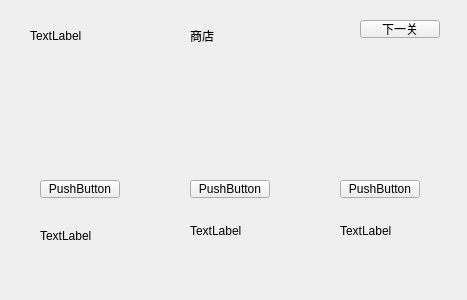
fatty-belly/QT-goldMiner, file goldMiner/shop.ui: the form before one commit.
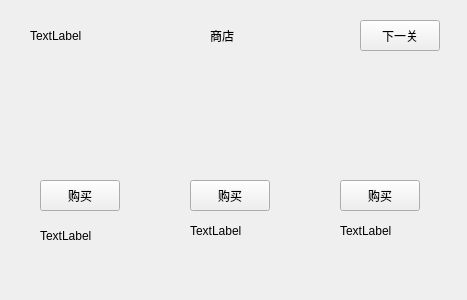
The form after the commit.

Diff of the .ui file:
```diff
--- a/goldMiner/shop.ui
+++ b/goldMiner/shop.ui
@@ -19,11 +19,11 @@
      <x>40</x>
      <y>180</y>
      <width>80</width>
-     <height>18</height>
+     <height>31</height>
     </rect>
    </property>
    <property name="text">
-    <string>PushButton</string>
+    <string>购买</string>
    </property>
   </widget>
   <widget class="QPushButton" name="pushButton_2">
@@ -32,11 +32,11 @@
      <x>190</x>
      <y>180</y>
      <width>80</width>
-     <height>18</height>
+     <height>31</height>
     </rect>
    </property>
    <property name="text">
-    <string>PushButton</string>
+    <string>购买</string>
    </property>
   </widget>
   <widget class="QPushButton" name="pushButton_3">
@@ -45,11 +45,11 @@
      <x>340</x>
      <y>180</y>
      <width>80</width>
-     <height>18</height>
+     <height>31</height>
     </rect>
    </property>
    <property name="text">
-    <string>PushButton</string>
+    <string>购买</string>
    </property>
   </widget>
   <widget class="QLabel" name="label">
@@ -97,7 +97,7 @@
      <x>360</x>
      <y>20</y>
      <width>80</width>
-     <height>18</height>
+     <height>31</height>
     </rect>
    </property>
    <property name="text">
@@ -107,7 +107,7 @@
   <widget class="QLabel" name="label_4">
    <property name="geometry">
     <rect>
-     <x>190</x>
+     <x>210</x>
      <y>20</y>
      <width>91</width>
      <height>31</height>
```
